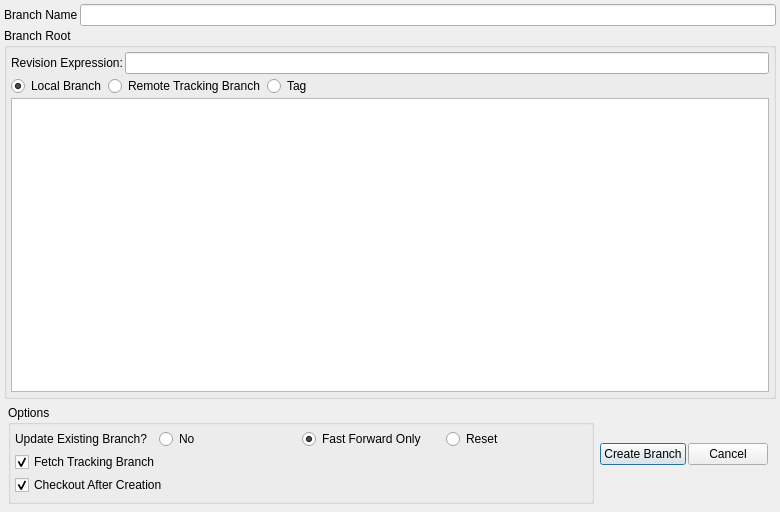
The window that ui/CreateBranchDialog.ui (git-cola/git-cola) describes before a commit, drawn with Qt 5.
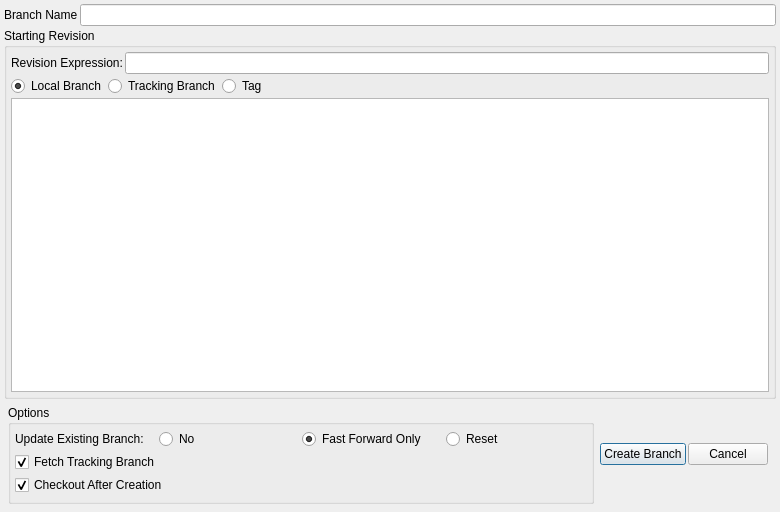
The same window after the commit.

Diff of the .ui file:
```diff
--- a/ui/CreateBranchDialog.ui
+++ b/ui/CreateBranchDialog.ui
@@ -45,7 +45,7 @@
    <item>
     <widget class="QGroupBox" name="branchRootGroupBox" >
      <property name="title" >
-      <string>Branch Root</string>
+      <string>Starting Revision</string>
      </property>
      <layout class="QVBoxLayout" >
       <property name="spacing" >
@@ -92,7 +92,7 @@
         <item>
          <widget class="QRadioButton" name="remoteBranchRadio" >
           <property name="text" >
-           <string>Remote Tracking Branch</string>
+           <string>Tracking Branch</string>
           </property>
          </widget>
         </item>
@@ -167,7 +167,7 @@
           <item>
            <widget class="QLabel" name="label_2" >
             <property name="text" >
-             <string>Update Existing Branch?</string>
+             <string>Update Existing Branch:</string>
             </property>
            </widget>
           </item>
```
Left out of the diff: 2 changed lines with no effect on the pictures.
